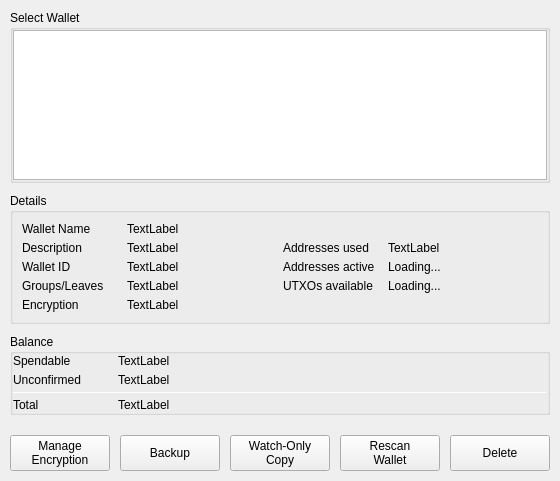
Above: BlockSettleUILib/WalletPropertiesDialog.ui from BlockSettle/terminal before the change. Below: the same form after it.
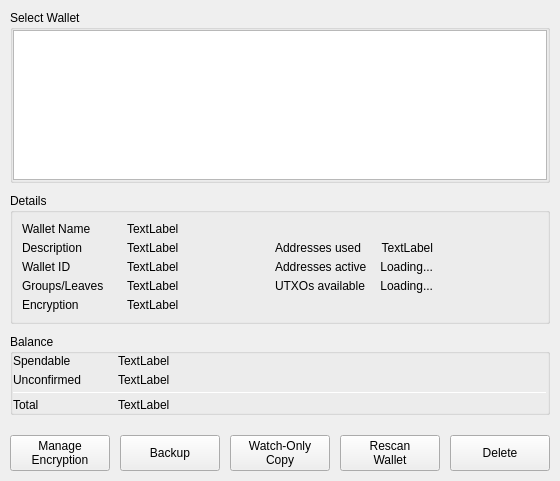
That is the form after the change.

Commit message: BST-773 right aligned the 3 values

Diff of the .ui file:
```diff
--- a/BlockSettleUILib/WalletPropertiesDialog.ui
+++ b/BlockSettleUILib/WalletPropertiesDialog.ui
@@ -532,11 +532,27 @@
                  <property name="text">
                   <string>TextLabel</string>
                  </property>
+                 <property name="alignment">
+                  <set>Qt::AlignRight|Qt::AlignTrailing|Qt::AlignVCenter</set>
+                 </property>
                  <property name="whiteLabel" stdset="0">
                   <bool>true</bool>
                  </property>
                 </widget>
                </item>
+               <item>
+                <widget class="QLabel" name="label_11">
+                 <property name="minimumSize">
+                  <size>
+                   <width>100</width>
+                   <height>0</height>
+                  </size>
+                 </property>
+                 <property name="text">
+                  <string/>
+                 </property>
+                </widget>
+               </item>
               </layout>
              </widget>
             </item>
@@ -588,6 +604,9 @@
                  <property name="text">
                   <string>Loading...</string>
                  </property>
+                 <property name="alignment">
+                  <set>Qt::AlignRight|Qt::AlignTrailing|Qt::AlignVCenter</set>
+                 </property>
                  <property name="wordWrap">
                   <bool>true</bool>
                  </property>
@@ -596,6 +615,19 @@
                  </property>
                 </widget>
                </item>
+               <item>
+                <widget class="QLabel" name="label_12">
+                 <property name="minimumSize">
+                  <size>
+                   <width>100</width>
+                   <height>0</height>
+                  </size>
+                 </property>
+                 <property name="text">
+                  <string/>
+                 </property>
+                </widget>
+               </item>
               </layout>
              </widget>
             </item>
@@ -647,11 +679,27 @@
                  <property name="text">
                   <string>Loading...</string>
                  </property>
+                 <property name="alignment">
+                  <set>Qt::AlignRight|Qt::AlignTrailing|Qt::AlignVCenter</set>
+                 </property>
                  <property name="whiteLabel" stdset="0">
                   <bool>true</bool>
                  </property>
                 </widget>
                </item>
+               <item>
+                <widget class="QLabel" name="label_13">
+                 <property name="minimumSize">
+                  <size>
+                   <width>100</width>
+                   <height>0</height>
+                  </size>
+                 </property>
+                 <property name="text">
+                  <string/>
+                 </property>
+                </widget>
+               </item>
               </layout>
              </widget>
             </item>
```
